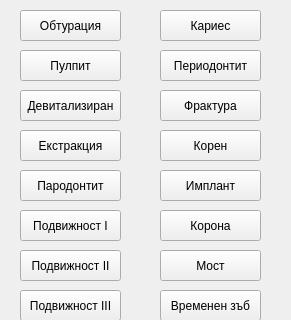
First picture: the form in src/View/ListView/ControlPanel/ControlPanel.ui, repository thefinalcutbg/DinoDent, before the edit.
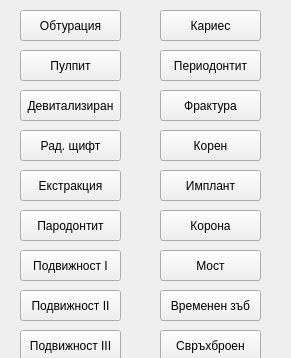
Second picture: the form after the edit. Custom widgets are drawn as their Qt base class.

Patch:
```diff
--- a/src/View/ListView/ControlPanel/ControlPanel.ui
+++ b/src/View/ListView/ControlPanel/ControlPanel.ui
@@ -7,7 +7,7 @@
     <x>0</x>
     <y>0</y>
     <width>291</width>
-    <height>320</height>
+    <height>358</height>
    </rect>
   </property>
   <property name="windowTitle">
@@ -55,7 +55,7 @@
    <property name="geometry">
     <rect>
      <x>20</x>
-     <y>250</y>
+     <y>290</y>
      <width>101</width>
      <height>31</height>
     </rect>
@@ -93,7 +93,7 @@
    <property name="geometry">
     <rect>
      <x>20</x>
-     <y>290</y>
+     <y>330</y>
      <width>101</width>
      <height>31</height>
     </rect>
@@ -112,7 +112,7 @@
    <property name="geometry">
     <rect>
      <x>20</x>
-     <y>210</y>
+     <y>250</y>
      <width>101</width>
      <height>31</height>
     </rect>
@@ -169,7 +169,7 @@
    <property name="geometry">
     <rect>
      <x>20</x>
-     <y>130</y>
+     <y>170</y>
      <width>101</width>
      <height>31</height>
     </rect>
@@ -267,7 +267,7 @@
    <property name="geometry">
     <rect>
      <x>20</x>
-     <y>170</y>
+     <y>210</y>
      <width>101</width>
      <height>31</height>
     </rect>
@@ -320,6 +320,44 @@
     <string>Корона</string>
    </property>
   </widget>
+  <widget class="StatusButton" name="post">
+   <property name="geometry">
+    <rect>
+     <x>20</x>
+     <y>130</y>
+     <width>101</width>
+     <height>31</height>
+    </rect>
+   </property>
+   <property name="toolTip">
+    <string>&lt;html&gt;&lt;head/&gt;&lt;body&gt;&lt;p&gt;Бърз клавиш: S&lt;/p&gt;&lt;/body&gt;&lt;/html&gt;</string>
+   </property>
+   <property name="styleSheet">
+    <string notr="true"/>
+   </property>
+   <property name="text">
+    <string>Рад. щифт</string>
+   </property>
+  </widget>
+  <widget class="StatusButton" name="Dsn">
+   <property name="geometry">
+    <rect>
+     <x>160</x>
+     <y>330</y>
+     <width>101</width>
+     <height>31</height>
+    </rect>
+   </property>
+   <property name="toolTip">
+    <string>&lt;html&gt;&lt;head/&gt;&lt;body&gt;&lt;p&gt;Бърз клавиш: H&lt;/p&gt;&lt;/body&gt;&lt;/html&gt;</string>
+   </property>
+   <property name="styleSheet">
+    <string/>
+   </property>
+   <property name="text">
+    <string>Свръхброен</string>
+   </property>
+  </widget>
  </widget>
  <layoutdefault spacing="6" margin="11"/>
  <customwidgets>
```
